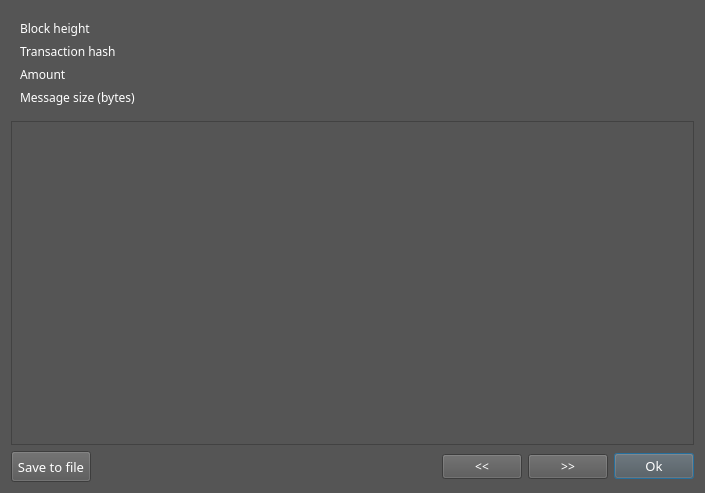
This is src/gui/ui/messagedetailsdialog.ui in ConcealNetwork/conceal-desktop as Qt 5 draws it before an edit. The edited form follows.
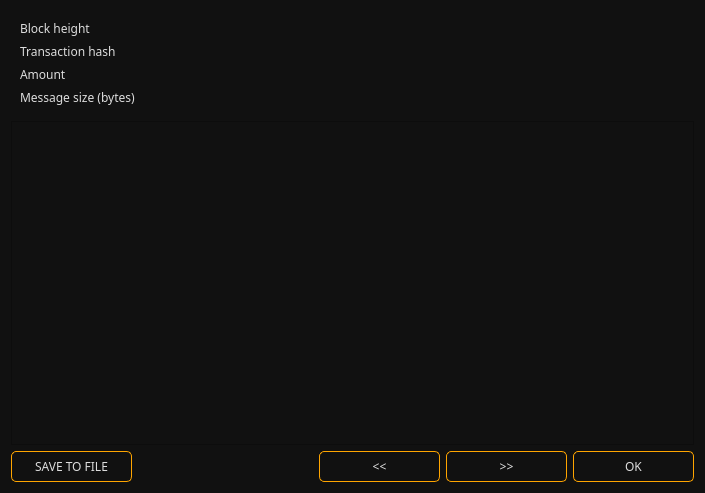
This is the edited form.

```diff
--- a/src/gui/ui/messagedetailsdialog.ui
+++ b/src/gui/ui/messagedetailsdialog.ui
@@ -15,8 +15,8 @@
   </property>
   <property name="styleSheet">
    <string notr="true">font-family: 'Raleway';
-background-color: #555;
-color: #fff;</string>
+background-color: #111;
+color: #ddd;</string>
   </property>
   <layout class="QVBoxLayout" name="verticalLayout">
    <item>
@@ -154,18 +154,21 @@
       <widget class="QPushButton" name="m_saveButton">
        <property name="minimumSize">
         <size>
-         <width>0</width>
+         <width>121</width>
          <height>31</height>
         </size>
        </property>
        <property name="font">
         <font>
          <family>Raleway</family>
-         <pointsize>10</pointsize>
+         <pointsize>-1</pointsize>
         </font>
        </property>
+       <property name="styleSheet">
+        <string notr="true">color: #ddd; border: 1px solid orange; font-size: 12px; border-radius: 5px; font-family: 'Raleway';</string>
+       </property>
        <property name="text">
-        <string>Save to file</string>
+        <string>SAVE TO FILE</string>
        </property>
       </widget>
      </item>
@@ -184,11 +187,21 @@
      </item>
      <item>
       <widget class="QPushButton" name="m_prevButton">
+       <property name="minimumSize">
+        <size>
+         <width>121</width>
+         <height>31</height>
+        </size>
+       </property>
        <property name="font">
         <font>
          <family>Raleway</family>
+         <pointsize>-1</pointsize>
         </font>
        </property>
+       <property name="styleSheet">
+        <string notr="true">color: #ddd; border: 1px solid orange; font-size: 12px; border-radius: 5px; font-family: 'Raleway';</string>
+       </property>
        <property name="text">
         <string>&lt;&lt;</string>
        </property>
@@ -196,11 +209,21 @@
      </item>
      <item>
       <widget class="QPushButton" name="m_nextButton">
+       <property name="minimumSize">
+        <size>
+         <width>121</width>
+         <height>31</height>
+        </size>
+       </property>
        <property name="font">
         <font>
          <family>Raleway</family>
+         <pointsize>-1</pointsize>
         </font>
        </property>
+       <property name="styleSheet">
+        <string notr="true">color: #ddd; border: 1px solid orange; font-size: 12px; border-radius: 5px; font-family: 'Raleway';</string>
+       </property>
        <property name="text">
         <string>&gt;&gt;</string>
        </property>
@@ -208,14 +231,23 @@
      </item>
      <item>
       <widget class="QPushButton" name="m_okButton">
+       <property name="minimumSize">
+        <size>
+         <width>121</width>
+         <height>31</height>
+        </size>
+       </property>
        <property name="font">
         <font>
          <family>Raleway</family>
-         <pointsize>10</pointsize>
+         <pointsize>-1</pointsize>
         </font>
        </property>
+       <property name="styleSheet">
+        <string notr="true">color: #ddd; border: 1px solid orange; font-size: 12px; border-radius: 5px; font-family: 'Raleway';</string>
+       </property>
        <property name="text">
-        <string>Ok</string>
+        <string>OK</string>
        </property>
        <property name="autoDefault">
         <bool>true</bool>
```
